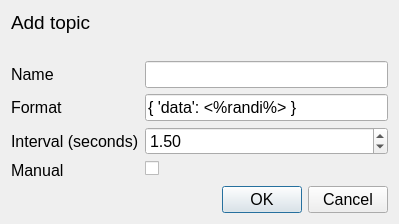
Above: gui/addtopicdialog.ui from TheZlodziej/mqtt-simulator before the change. Below: the same form after it.
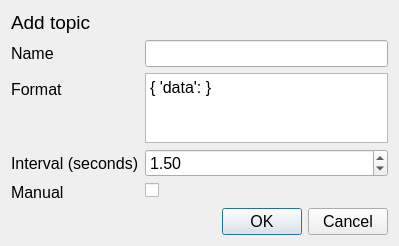
That is the form after the change.

Commit message: line edit -> plain text edit

The edit to the form file:
```diff
--- a/gui/addtopicdialog.ui
+++ b/gui/addtopicdialog.ui
@@ -82,16 +82,6 @@
          </property>
         </widget>
        </item>
-       <item row="1" column="1">
-        <widget class="QLineEdit" name="format_line_edit">
-         <property name="toolTip">
-          <string>Data format - &lt;%randf%&gt; will be replaced with random float value from [0; 1) range, &lt;%randi%&gt; will be replaced with random signed 32 bit integer, &lt;%randu%&gt; will be replaced with random unsigned 32 bit integer</string>
-         </property>
-         <property name="text">
-          <string>{ 'data': &lt;%randi%&gt; }</string>
-         </property>
-        </widget>
-       </item>
        <item row="3" column="1">
         <widget class="QCheckBox" name="manual_check_box">
          <property name="toolTip">
@@ -112,6 +102,13 @@
          </property>
         </widget>
        </item>
+       <item row="1" column="1">
+        <widget class="QPlainTextEdit" name="format_text_edit">
+         <property name="plainText">
+          <string>{ 'data': &lt;%randi%&gt; }</string>
+         </property>
+        </widget>
+       </item>
       </layout>
      </item>
     </layout>
```
The commit also changes 4 other files.
